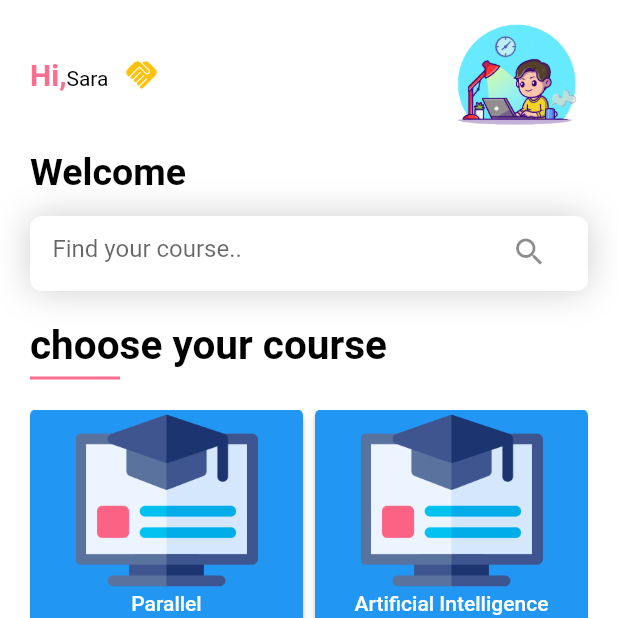
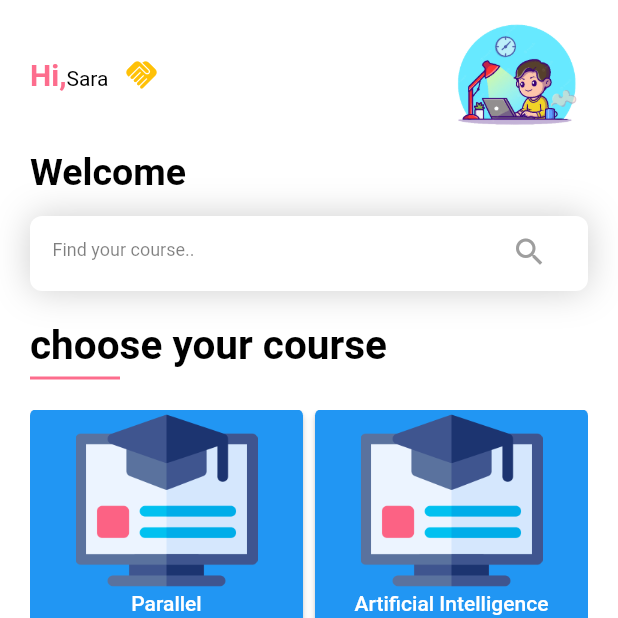
Before and after one commit to Habibakhali/AQUA, a Flutter app: the Courses screen opened by its route, on a phone screen of 412 x 824 dp, the top half of it. Run offline on Flutter 3.47's test engine with Material 2 defaults, Android fonts, the phone set to English and light mode, and no system bars; our stand-ins replace image_picker; generated files the repository leaves out were written again.

Commit message:
change icon of app and edit search colors in courses in light/dark mode

```diff
--- a/lib/student/courses.dart
+++ b/lib/student/courses.dart
@@ -78,15 +78,17 @@ class Courses extends StatelessWidget {
                 boxShadow: [BoxShadow(
                   blurRadius: 20,color: Colors.grey.withOpacity(0.5)
                 ),],
-                color: Colors.white,
+                color: Theme.of(context).backgroundColor,
                 borderRadius: BorderRadius.circular(8),
               ),
               child: Padding(
                 padding: const EdgeInsets.only(right: 15,left: 15),
                 child: TextField(
-                  decoration: InputDecoration(hintText: AppLocalizations.of(context)!.find_your_course,
+                  decoration: InputDecoration(
+                      hintText: AppLocalizations.of(context)!.find_your_course,
+                  hintStyle: Theme.of(context).textTheme.bodySmall,
                   border: InputBorder.none,
-                  suffixIcon: Icon(Icons.search)),
+                  suffixIcon: Icon(Icons.search,color: Theme.of(context).canvasColor,)),
 
                 ),
               ),
--- a/pubspec.yaml
+++ b/pubspec.yaml
@@ -46,12 +46,7 @@ dependencies:
 dev_dependencies:
   flutter_test:
     sdk: flutter
-  flutter_launcher_icons: "^0.9.2"
 
-flutter_icons:
-  android: true
-  ios: true
-  image_path: "assets/images/Logo"
 
 
   # The "flutter_lints" package below contains a set of recommended lints to
```
Also changed, not shown: pubspec.lock, 26 other files.
